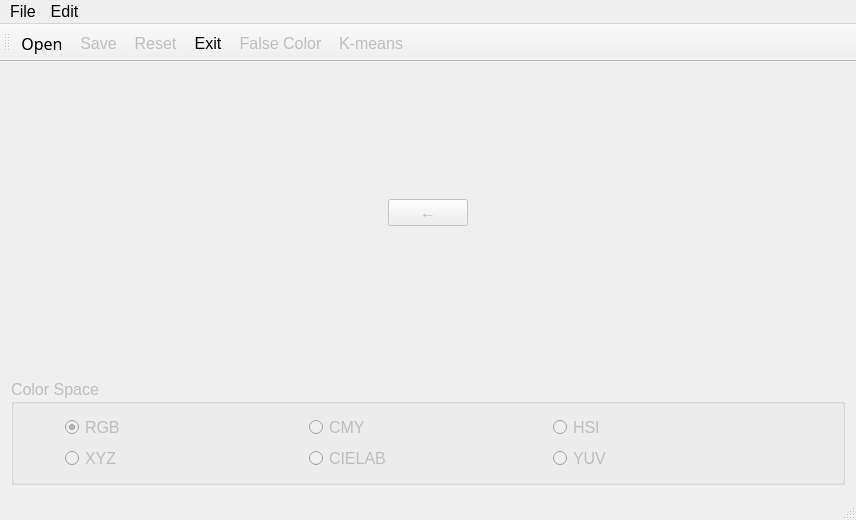
This is hw5/ColImgProcessor/mainwindow.ui in otakusaikou/2016-631-M8210 as Qt 5 draws it before an edit. The edited form follows.
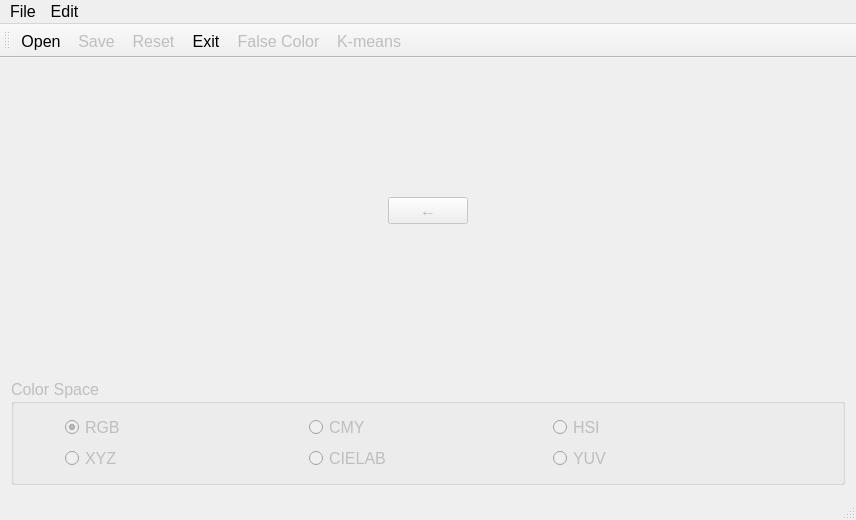
This is the edited form. Icons and pictures are not drawn.

Patch:
```diff
--- a/hw5/ColImgProcessor/mainwindow.ui
+++ b/hw5/ColImgProcessor/mainwindow.ui
@@ -333,7 +333,6 @@
    </property>
    <property name="font">
     <font>
-     <family>Abyssinica SIL</family>
      <pointsize>12</pointsize>
     </font>
    </property>
```
Left out of the diff: 8 changed lines with no effect on the pictures.
